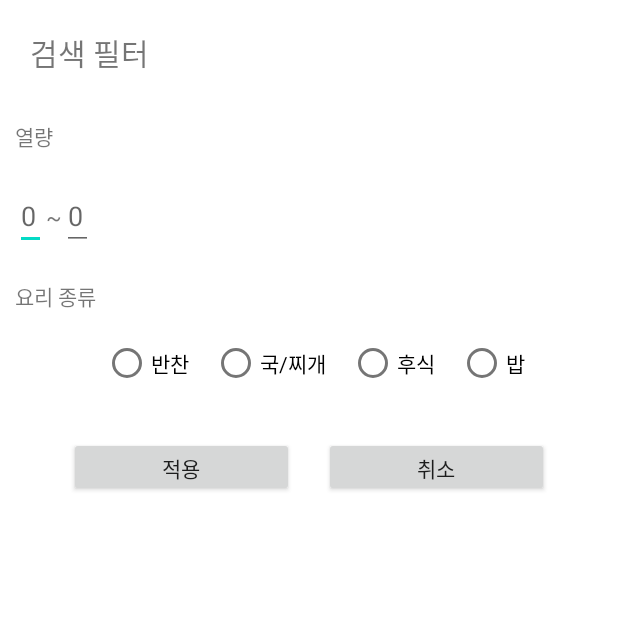
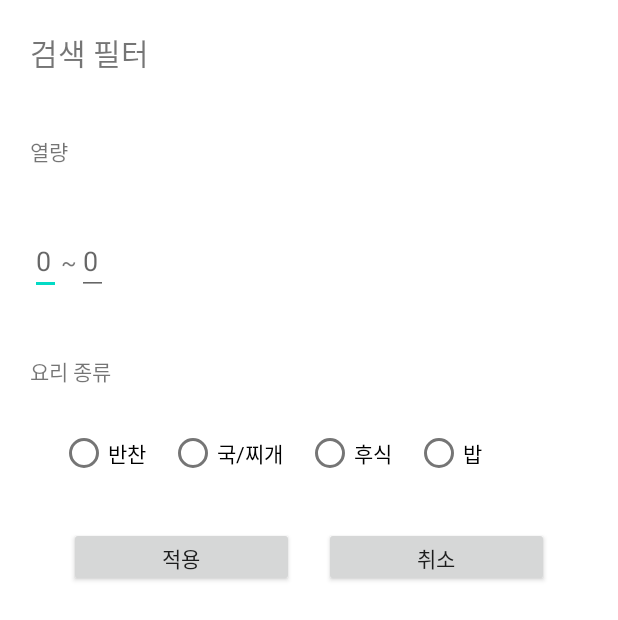
Before and after one commit to MinhoiKoo/RecipeApp, an Android app: the layout filter_dialog.xml on its own in the app's theme, with its tools: preview values and no code run, on a phone screen of 412 x 824 dp. Shown: the top 620 px of the screen. Run offline under Robolectric (Android 15) with nearby library versions, the light colour scheme and no system bars; network calls fail.

Commit message:
[Style] layout 자잘한 수정

```diff
--- a/app/src/main/res/layout/filter_dialog.xml
+++ b/app/src/main/res/layout/filter_dialog.xml
@@ -23,14 +23,14 @@
             android:id="@+id/textView2"
             android:layout_width="wrap_content"
             android:layout_height="wrap_content"
-            android:layout_margin="10dp"
+            android:layout_margin="20dp"
             android:text="열량" />
 
         <LinearLayout
             android:layout_width="wrap_content"
             android:layout_height="wrap_content"
             android:orientation="horizontal"
-            android:layout_margin="10dp">
+            android:layout_margin="20dp">
 
             <EditText
                 android:id="@+id/minRange"
@@ -56,15 +56,15 @@
         <TextView
             android:layout_width="wrap_content"
             android:layout_height="wrap_content"
-            android:layout_margin="10dp"
+            android:layout_margin="20dp"
             android:text="요리 종류" />
 
         <RadioGroup
             android:id="@+id/typeRadioGroup"
             android:layout_width="wrap_content"
             android:layout_height="wrap_content"
-            android:layout_gravity="center"
             android:layout_marginBottom="5dp"
+            android:layout_marginLeft="30dp"
             android:orientation="horizontal">
 
             <RadioButton
--- a/app/src/main/res/layout/ingredient_item.xml
+++ b/app/src/main/res/layout/ingredient_item.xml
@@ -1,7 +1,7 @@
 <?xml version="1.0" encoding="utf-8"?>
 <LinearLayout
     xmlns:android="http://schemas.android.com/apk/res/android"
-    android:layout_width="match_parent"
+    android:layout_width="wrap_content"
     android:layout_height="wrap_content"
     android:orientation="horizontal"
     android:padding="8dp"
```
Also changed, not shown: app/src/main/res/layout/fragment_refrigerator.xml (+6 -3 lines).
